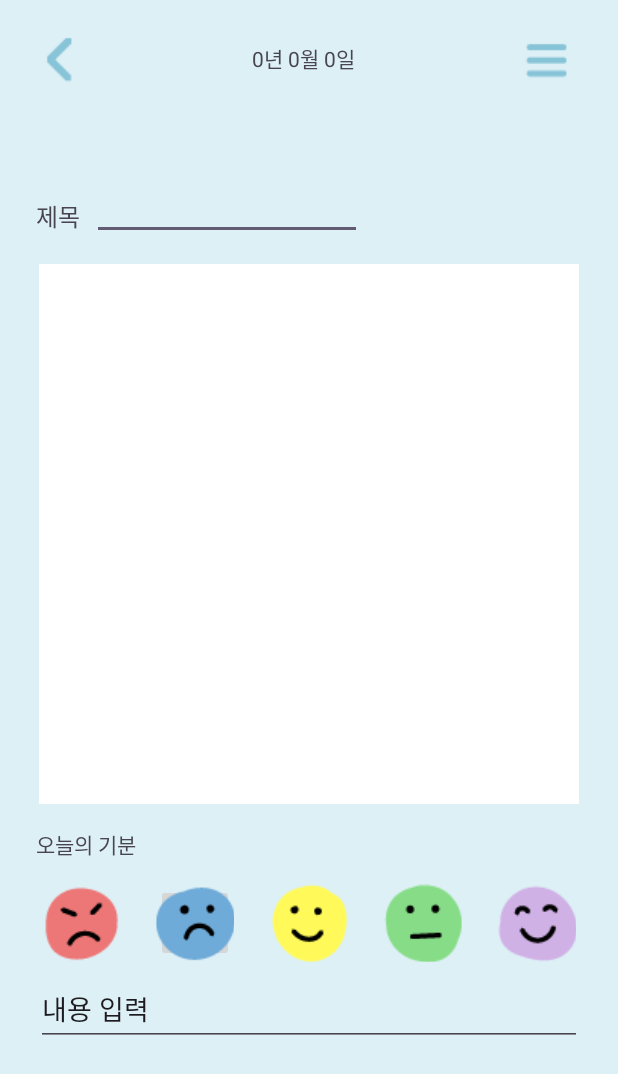
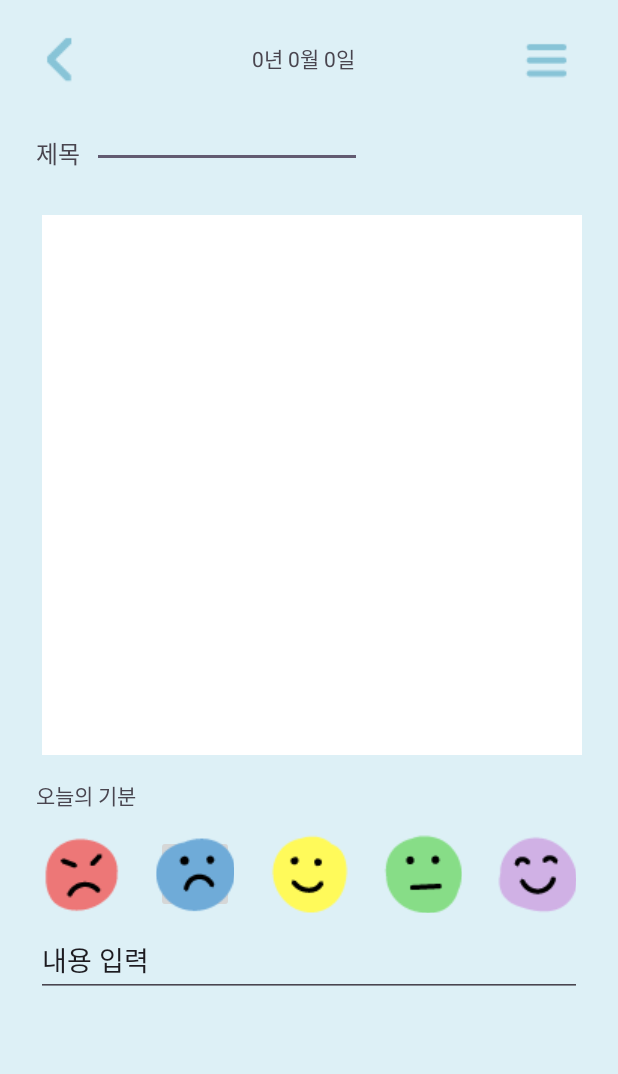
Before and after one commit to eunj0o/Grime, an Android app: the PaintingDiaryActivity screen opened directly, with no data from a screen before it, on a phone screen of 412 x 824 dp. Shown: the top 1074 px of the screen. Run offline under Robolectric (Android 15) with nearby library versions, the phone set to English and light mode, and no system bars; Roboto replaces fonts that are not available here.

Commit message:
connect
화면 연결

```diff
--- a/app/src/main/java/com/example/grime/PaintingDiaryActivity.kt
+++ b/app/src/main/java/com/example/grime/PaintingDiaryActivity.kt
@@ -5,6 +5,7 @@ import android.content.Intent
 import androidx.appcompat.app.AppCompatActivity
 import android.os.Bundle
 import android.widget.EditText
+import android.widget.ImageButton
 import android.widget.LinearLayout
 import android.widget.TextView
 
@@ -12,6 +13,8 @@ class PaintingDiaryActivity : AppCompatActivity() {
 
     lateinit var titleText : EditText
     lateinit var writeText : EditText
+    lateinit var paintingDiaryBackButton: ImageButton
+
     @SuppressLint("MissingInflatedId")
     override fun onCreate(savedInstanceState: Bundle?) {
         super.onCreate(savedInstanceState)
@@ -28,6 +31,7 @@ class PaintingDiaryActivity : AppCompatActivity() {
 
         titleText = findViewById(R.id.titleEdit)
         writeText = findViewById(R.id.writeEdit)
+        paintingDiaryBackButton = findViewById(R.id.paintingdiarybackButton)
 
 
         diaryDate.setText(year + "년 " + month + "월 " + date + "일")
@@ -38,5 +42,10 @@ class PaintingDiaryActivity : AppCompatActivity() {
             startActivity(intent)
         }
 
+        paintingDiaryBackButton.setOnClickListener {
+            val intent = Intent(this, MainActivity::class.java)
+            startActivity(intent)
+        }
+
     }
 }
--- a/app/src/main/res/layout/activity_painting_diary.xml
+++ b/app/src/main/res/layout/activity_painting_diary.xml
@@ -14,44 +14,47 @@
         android:layout_width="360dp"
         android:layout_height="360dp"
         android:layout_marginStart="24dp"
-        android:layout_marginTop="128dp"
+        android:layout_marginTop="120dp"
         android:layout_marginEnd="24dp"
-        android:layout_marginBottom="240dp"
+        android:layout_marginBottom="280dp"
         android:background="#FFFFFF"
         android:orientation="horizontal"
         app:layout_constraintBottom_toBottomOf="parent"
         app:layout_constraintEnd_toEndOf="parent"
+        app:layout_constraintHorizontal_bias="1.0"
         app:layout_constraintStart_toStartOf="parent"
-        app:layout_constraintTop_toTopOf="parent"></LinearLayout>
+        app:layout_constraintTop_toTopOf="parent"
+        app:layout_constraintVertical_bias="0.363"></LinearLayout>
 
     <TextView
         android:id="@+id/titleText"
         android:layout_width="wrap_content"
         android:layout_height="wrap_content"
         android:layout_marginStart="24dp"
+        android:layout_marginTop="16dp"
         android:layout_marginBottom="20dp"
         android:fontFamily="@font/kopubworlddotummedium"
         android:text="제목"
         android:textSize="16sp"
         app:layout_constraintBottom_toTopOf="@+id/paint"
-        app:layout_constraintStart_toStartOf="parent" />
+        app:layout_constraintStart_toStartOf="parent"
+        app:layout_constraintTop_toBottomOf="@+id/paintingdiarybackButton" />
 
     <EditText
         android:id="@+id/titleEdit"
         android:layout_width="180dp"
         android:layout_height="48dp"
         android:layout_marginStart="8dp"
-        android:layout_marginBottom="16dp"
         android:ems="10"
         android:fontFamily="@font/nanumjunghaksaeng"
         android:inputType="text"
         android:textSize="16sp"
-        app:layout_constraintBottom_toTopOf="@+id/paint"
         app:layout_constraintStart_toEndOf="@+id/titleText"
+        app:layout_constraintTop_toBottomOf="@+id/paintingdiarybackButton"
         tools:ignore="SpeakableTextPresentCheck" />
 
     <ImageButton
-        android:id="@+id/backButton"
+        android:id="@+id/paintingdiarybackButton"
         android:layout_width="48dp"
         android:layout_height="48dp"
         android:layout_marginStart="16dp"
@@ -110,7 +113,7 @@
         android:layout_marginEnd="24dp"
         android:text="2023년 7월 1일"
         app:layout_constraintEnd_toStartOf="@+id/menuButton"
-        app:layout_constraintStart_toEndOf="@+id/backButton"
+        app:layout_constraintStart_toEndOf="@+id/paintingdiarybackButton"
         app:layout_constraintTop_toTopOf="parent" />
 
     <ImageButton
```
Also changed, not shown: app/src/main/java/com/example/grime/MainActivity.kt (+9 -0 lines), app/src/main/java/com/example/grime/Painting.kt (+11 -0 lines).
